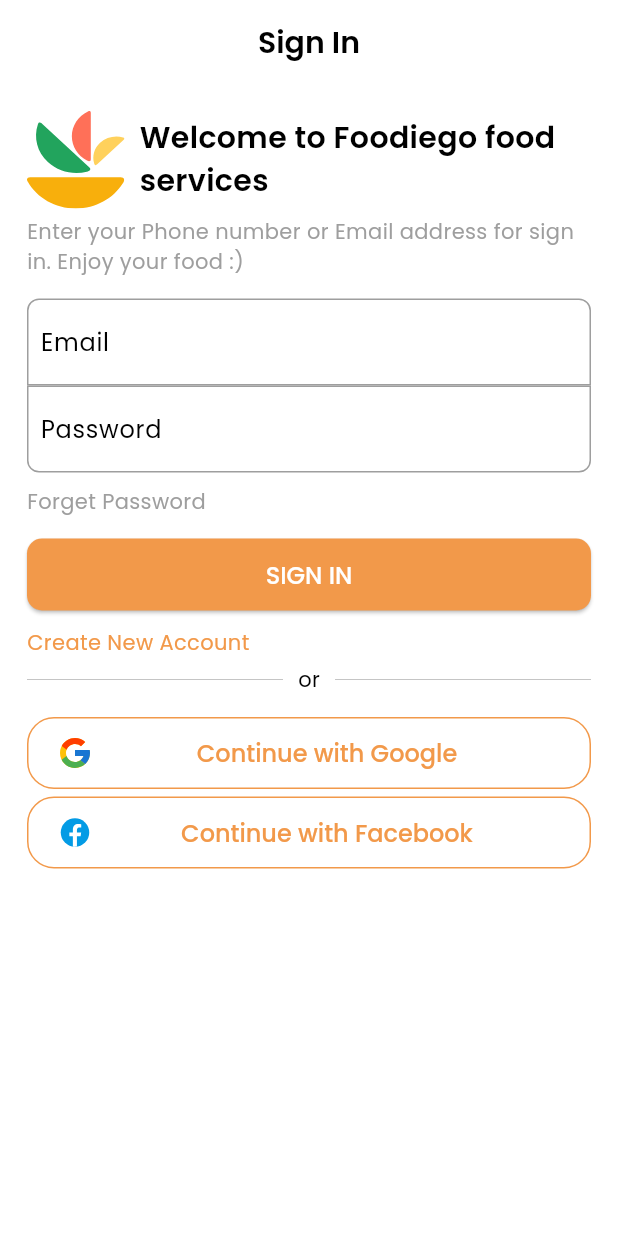
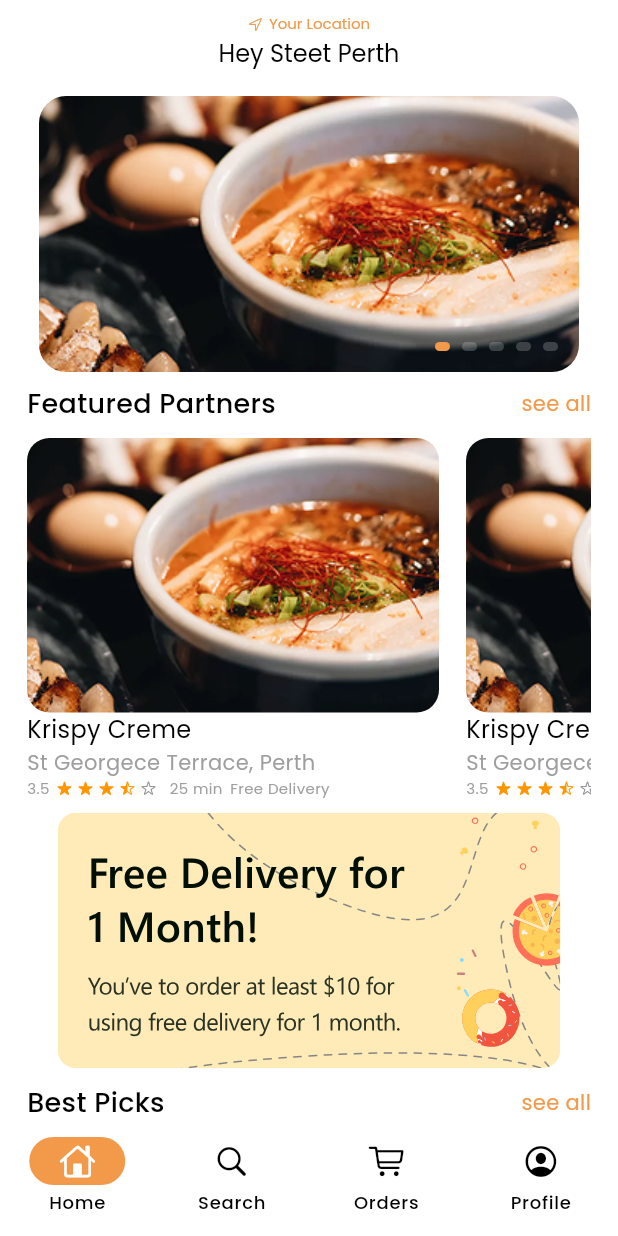
Before and after one commit to HamzaZahid29/foodiego, a Flutter app: the SignInPage screen opened by its route, after a tap on "SIGN IN", on a phone screen of 412 x 824 dp. Run offline on Flutter 3.47's test engine with Material 3 defaults, Android fonts, the light colour scheme and no system bars; drawn by our look-alikes of smooth_page_indicator; our stand-ins replace flutter_svg, go_router, google_fonts, lottie; missing offline and left inert: parallax_cards.

Commit message:
added additional photos

```diff
--- a/lib/core/app_router.dart
+++ b/lib/core/app_router.dart
@@ -3,7 +3,12 @@ import 'package:foodiego/views/pages/authentication/sign_in_page.dart';
 import 'package:foodiego/views/pages/authentication/sign_up_page.dart';
 import 'package:foodiego/views/pages/onboarding/onboarding_page.dart';
 import 'package:foodiego/views/pages/onboarding/welcome_page.dart';
+import 'package:foodiego/views/pages/orders/orders_page.dart';
+import 'package:foodiego/views/pages/profile/profile_page.dart';
 import 'package:go_router/go_router.dart';
+import '../views/pages/home/home_page.dart';
+import '../views/pages/layout_scaffold/layout_scaffold.dart';
+import '../views/pages/search/search_page.dart';
 import 'app_static_route_paths.dart';
 
 final _rootNavigatorKey = GlobalKey<NavigatorState>(debugLabel: 'root');
@@ -40,4 +45,47 @@ final router = GoRouter(
           child: SignUpPage(),
         ),
       ),
+      StatefulShellRoute.indexedStack(
+        builder: (context, state, navigationShell) => LayoutScaffold(
+          navigationShell: navigationShell,
+        ),
+        branches: [
+          StatefulShellBranch(
+            routes: [
+              GoRoute(
+                name: AppStaticRoutePaths.homePage,
+                path: AppStaticRoutePaths.homePage,
+                builder: (context, state) => const HomePage(),
+              ),
+            ],
+          ),
+          StatefulShellBranch(
+            routes: [
+              GoRoute(
+                name: AppStaticRoutePaths.searchPage,
+                path: AppStaticRoutePaths.searchPage,
+                builder: (context, state) => const SearchPage(),
+              ),
+            ],
+          ),
+          StatefulShellBranch(
+            routes: [
+              GoRoute(
+                name: AppStaticRoutePaths.ordersPage,
+                path: AppStaticRoutePaths.ordersPage,
+                builder: (context, state) => const OrdersPage(),
+              ),
+            ],
+          ),
+          StatefulShellBranch(
+            routes: [
+              GoRoute(
+                path: AppStaticRoutePaths.profilePage,
+                name: AppStaticRoutePaths.profilePage,
+                builder: (context, state) => const ProfilePage(),
+              ),
+            ],
+          ),
+        ],
+      ),
     ]);
--- a/lib/core/app_static_route_paths.dart
+++ b/lib/core/app_static_route_paths.dart
@@ -4,4 +4,8 @@ class AppStaticRoutePaths {
   static const String onBoardingPage = '/onBoardingPage';
   static const String signUpPage = '/signUpPage';
   static const String signInPage = '/signInPage';
+  static const String homePage = '/homePage';
+  static const String searchPage = '/searchPage';
+  static const String ordersPage = '/ordersPage';
+  static const String profilePage = '/profilePage';
 }
--- a/lib/core/app_text_styles.dart
+++ b/lib/core/app_text_styles.dart
@@ -29,21 +29,31 @@ class AppTextStyles {
         fontWeight: FontWeight.w400,
         color: Colors.grey,
       );
+
+  static TextStyle get captionPrimary => GoogleFonts.poppins(
+        fontSize: 14,
+        fontWeight: FontWeight.w400,
+        color: AppThemes.primaryColor,
+      );
+
   static TextStyle get captionDark => GoogleFonts.poppins(
         fontSize: 14,
         fontWeight: FontWeight.w400,
         color: Colors.black,
       );
+
   static TextStyle get micro => GoogleFonts.poppins(
         fontSize: 10,
         fontWeight: FontWeight.w400,
         color: Colors.grey,
       );
+
   static TextStyle get microDark => GoogleFonts.poppins(
         fontSize: 10,
         fontWeight: FontWeight.w400,
         color: Colors.black,
       );
+
   static TextStyle get microPrimary => GoogleFonts.poppins(
         fontSize: 10,
         fontWeight: FontWeight.w400,
--- /dev/null
+++ b/lib/core/widgets/star_rating_widget.dart
@@ -0,0 +1,33 @@
+import 'package:flutter/cupertino.dart';
+class StarRating extends StatelessWidget {
+  final double size;
+  final double rating;  // Rating value (0.0 to 5.0)
+
+  StarRating( {required this.rating, this.size = 10,});
+
+  @override
+  Widget build(BuildContext context) {
+    List<Widget> stars = [];
+
+    for (int i = 1; i <= 5; i++) {
+      if (rating >= i) {
+        // Full star
+        stars.add(Icon(CupertinoIcons.star_fill, color: CupertinoColors.activeOrange, size: size));
+      } else if (rating > i - 1 && rating < i) {
+        // Half star
+        stars.add(Icon(CupertinoIcons.star_lefthalf_fill, color: CupertinoColors.activeOrange, size: size));
+      } else {
+        // Empty star
+        stars.add(Icon(CupertinoIcons.star, color: CupertinoColors.systemGrey, size: size));
+      }
+
+      // Add space between stars
+      stars.add(SizedBox(width: 4));
+    }
+
+    return Row(
+      mainAxisSize: MainAxisSize.min,
+      children: stars,
+    );
+  }
+}
--- a/lib/views/pages/authentication/sign_in_page.dart
+++ b/lib/views/pages/authentication/sign_in_page.dart
@@ -88,7 +88,9 @@ class _SignInPageState extends State<SignInPage> {
                 height: 5,
               ),
               AppElevatedButton(
-                  title: 'SIGN IN', voidCallback: () {}, isLoading: false),
+                  title: 'SIGN IN', voidCallback: () {
+                    context.goNamed(AppStaticRoutePaths.homePage);
+              }, isLoading: false),
               SizedBox(
                 height: 1,
               ),
--- /dev/null
+++ b/lib/views/pages/home/home_page.dart
@@ -0,0 +1,196 @@
+import 'package:flutter/cupertino.dart';
+import 'package:flutter/material.dart';
+import 'package:flutter_svg/flutter_svg.dart';
+import 'package:foodiego/core/app_text_styles.dart';
+import 'package:foodiego/core/app_themes.dart';
+import 'package:foodiego/core/widgets/star_rating_widget.dart';
+import 'package:parallax_cards/parallax_cards.dart';
+import 'package:smooth_page_indicator/smooth_page_indicator.dart';
+
+class HomePage extends StatelessWidget {
+  const HomePage({super.key});
+
+  @override
+  Widget build(BuildContext context) {
+    PageController pageController = PageController();
+    return Scaffold(
+      appBar: AppBar(
+        title: Column(
+          children: [
+            Row(
+              spacing: 4,
+              mainAxisAlignment: MainAxisAlignment.center,
+              children: [
+                Icon(CupertinoIcons.location, size: 10, color: AppThemes.primaryColor,),
+                Text('Your Location', style: AppTextStyles.microPrimary,),
+              ],
+            ),
+            Text('Hey Steet Perth', style: AppTextStyles.bodyText,),
+          ],
+        ),
+
+      ),
+      body: Padding(
+        padding: EdgeInsets.symmetric(horizontal: 18),
+        child: SafeArea(
+          child: SingleChildScrollView(
+            child: Column(
+              children: [
+                SizedBox(
+                  height: 200,
+                  child: Stack(
+                    children: [
+                      PageView(
+                        controller: pageController,
+                        children: [
+                          PageViewWidget(),
+                          PageViewWidget(),
+                          PageViewWidget(),
+                          PageViewWidget(),
+                          PageViewWidget(),
+                        ],
+                      ),
+                      Padding(
+                        padding: const EdgeInsets.all(22.0),
+                        child: Align(
+                            alignment: Alignment.bottomRight,
+                            child: SmoothPageIndicator(
+                                effect: SlideEffect(
+                                    spacing: 8.0,
+                                    radius: 4.0,
+                                    dotWidth: 10.0,
+                                    dotHeight: 6.0,
+                                    strokeWidth: 1.5,
+                                    dotColor:
+                                        Colors.white.withValues(alpha: 0.2),
+                                    activeDotColor: AppThemes.primaryColor),
+                                controller: pageController,
+                                count: 5)),
+                      ),
+                    ],
+                  ),
+                ),
+                Row(
+                  mainAxisAlignment: MainAxisAlignment.spaceBetween,
+                  children: [
+                    Text(
+                      'Featured Partners',
+                      style: AppTextStyles.heading3,
+                    ),
+                    Text(
+                      'see all',
+                      style: AppTextStyles.captionPrimary,
+                    ),
+                  ],
+                ),
+                SizedBox(height: 10,),
+                SizedBox(
+                  height: 240,
+                  child: ListView(
+                    scrollDirection:Axis.horizontal,
+                    children: [
+                      CarouselListTile(),
+                      CarouselListTile(),
+                      CarouselListTile(),
+                      CarouselListTile(),
+                      CarouselListTile(),
+                    ],
+                  ),
+                ),
+                SizedBox(height: 10,),
+                SvgPicture.asset('lib/assets/svg/banner.svg',fit: BoxFit.cover,),
+                SizedBox(height: 10,),
+
+                Row(
+                  mainAxisAlignment: MainAxisAlignment.spaceBetween,
+                  children: [
+                    Text(
+                      'Best Picks',
+                      style: AppTextStyles.heading3,
+                    ),
+                    Text(
+                      'see all',
+                      style: AppTextStyles.captionPrimary,
+                    ),
+                  ],
+                ),
+                SizedBox(height: 10,),
+                SizedBox(
+                  height: 240,
+                  child: ListView(
+                    scrollDirection:Axis.horizontal,
+                    children: [
+                      CarouselListTile(),
+                      CarouselListTile(),
+                      CarouselListTile(),
+                      CarouselListTile(),
+                      CarouselListTile(),
+                    ],
+                  ),
+                ),
+              ],
+            ),
+          ),
+        ),
+      ),
+    );
+  }
+}
+
+class PageViewWidget extends StatelessWidget {
+  const PageViewWidget({super.key});
+
+  @override
+  Widget build(BuildContext context) {
+    return Padding(
+      padding: const EdgeInsets.all(8.0),
+      child: ClipRRect(
+          borderRadius: BorderRadius.circular(18),
+          child: Image.asset(
+            'lib/assets/svg/pic1.png',
+            fit: BoxFit.cover,
+          )),
+    );
+  }
+}
+
+class CarouselListTile extends StatelessWidget {
+  const CarouselListTile({super.key});
+
+  @override
+  Widget build(BuildContext context) {
+    return Padding(
+      padding: const EdgeInsets.only(right: 18),
+      child: Column(
+        crossAxisAlignment: CrossAxisAlignment.start,
+        children: [
+          Expanded(
+            child: Container(
+              width: MediaQuery.of(context).size.width / 1.5,
+              decoration: BoxDecoration(
+                  borderRadius: BorderRadius.circular(15),
+                  image: DecorationImage(
+                      image: AssetImage(
+                        'lib/assets/svg/pic1.png',
+                      ),
+                      fit: BoxFit.cover)),
+            ),
+          ),
+          Text('Krispy Creme', style: AppTextStyles.bodyText,),
+          Text('St Georgece Terrace, Perth', style: AppTextStyles.caption,),
+          Row(
+            crossAxisAlignment: CrossAxisAlignment.center,
+            spacing: 5,
+            children: [
+              Text('3.5', style: AppTextStyles.micro,),
+              StarRating(rating: 3.5),
+              Text('25 min', style: AppTextStyles.micro,),
+              Text('Free Delivery', style: AppTextStyles.micro,),
+
+            ],
+          )
+        ],
+      ),
+    );
+  }
+}
--- /dev/null
+++ b/lib/views/pages/layout_scaffold/destinations.dart
@@ -0,0 +1,17 @@
+
+import 'package:flutter/cupertino.dart';
+import 'package:flutter/material.dart';
+
+class Destination {
+  const Destination({required this.label, required this.icon});
+
+  final String label;
+  final IconData icon;
+}
+
+final destinations = [
+  Destination(label: 'Home', icon: CupertinoIcons.home),
+  Destination(label: 'Search', icon: CupertinoIcons.search),
+  Destination(label: 'Orders', icon: CupertinoIcons.cart),
+  Destination(label: 'Profile', icon: CupertinoIcons.profile_circled),
+];
--- /dev/null
+++ b/lib/views/pages/layout_scaffold/layout_scaffold.dart
@@ -0,0 +1,32 @@
+import 'package:flutter/material.dart';
+import 'package:go_router/go_router.dart';
+import 'destinations.dart';
+
+class LayoutScaffold extends StatelessWidget {
+  const LayoutScaffold({
+    required this.navigationShell,
+    Key? key,
+  }) : super(key: key ?? const ValueKey<String>('LayoutScaffold'));
+  final StatefulNavigationShell navigationShell;
+
+  @override
+  Widget build(BuildContext context) {
+
+    return Scaffold(
+      body: navigationShell,
+      bottomNavigationBar: NavigationBar(
+        selectedIndex: navigationShell.currentIndex,
+        onDestinationSelected: navigationShell.goBranch,
+        indicatorColor: Theme.of(context).primaryColor,
+        destinations: destinations
+            .map((destination) => NavigationDestination(
+                  icon: Icon(destination.icon),
+                  label: destination.label,
+                  selectedIcon: Icon(destination.icon, color: Colors.white),
+                ))
+            .toList(),
+      ),
+
+    );
+  }
+}
--- /dev/null
+++ b/lib/views/pages/orders/orders_page.dart
@@ -0,0 +1,9 @@
+import 'package:flutter/material.dart';
+class OrdersPage extends StatelessWidget {
+  const OrdersPage({super.key});
+
+  @override
+  Widget build(BuildContext context) {
+    return const Placeholder();
+  }
+}
--- /dev/null
+++ b/lib/views/pages/profile/profile_page.dart
@@ -0,0 +1,9 @@
+import 'package:flutter/material.dart';
+class ProfilePage extends StatelessWidget {
+  const ProfilePage({super.key});
+
+  @override
+  Widget build(BuildContext context) {
+    return const Placeholder();
+  }
+}
--- /dev/null
+++ b/lib/views/pages/search/search_page.dart
@@ -0,0 +1,105 @@
+import 'package:flutter/cupertino.dart';
+import 'package:flutter/material.dart';
+
+import '../../../core/app_text_styles.dart';
+import '../home/home_page.dart';
+
+class SearchPage extends StatelessWidget {
+  const SearchPage({super.key});
+
+  @override
+  Widget build(BuildContext context) {
+    TextEditingController textEditingController = TextEditingController();
+    return Scaffold(
+      appBar: AppBar(
+        title: Text('Search'),
+      ),
+      body: SafeArea(
+        child: Padding(
+          padding: const EdgeInsets.all(18.0),
+          child: SingleChildScrollView(
+            child: Column(
+              children: [
+                CupertinoSearchTextField(
+                  controller: textEditingController,
+                  onChanged: (query) {
+                    // setState(() {
+                    //   _searchQuery = query;
+                    // });
+                  },
+                  placeholder: 'Search Messages',
+                  padding: EdgeInsets.symmetric(horizontal: 12.0, vertical: 10),
+                  onSubmitted: (value) {
+                    print("Search for: $value");
+                  },
+                ),
+                SizedBox(height: 10,),
+                Row(
+                  mainAxisAlignment: MainAxisAlignment.spaceBetween,
+                  children: [
+                    Text(
+                      'Recent Searches',
+                      style: AppTextStyles.heading3,
+                    ),
+                    Text(
+                      'clear all',
+                      style: AppTextStyles.captionPrimary,
+                    ),
+                  ],
+                ),
+                SearchTile(),
+                SearchTile(),
+                SearchTile(),
+                Row(
+                  mainAxisAlignment: MainAxisAlignment.spaceBetween,
+                  children: [
+                    Text(
+                      'Top Picks',
+                      style: AppTextStyles.heading3,
+                    ),
+                    Text(
+                      'see all',
+                      style: AppTextStyles.captionPrimary,
+                    ),
+                  ],
+                ),
+                SizedBox(height: 10,),
+                SizedBox(
+                  height: 240,
+                  child: ListView(
+                    scrollDirection:Axis.horizontal,
+                    children: [
+                      CarouselListTile(),
+                      CarouselListTile(),
+                      CarouselListTile(),
+                      CarouselListTile(),
+                      CarouselListTile(),
+                    ],
+                  ),
+                ),
+              ],
+            ),
+          ),
+        ),
+      ),
+    );
+  }
+}
+
+class SearchTile extends StatelessWidget {
+  const SearchTile({super.key});
+
+  @override
+  Widget build(BuildContext context) {
+    return Padding(
+      padding: const EdgeInsets.all(8.0),
+      child: Row(
+        spacing: 10,
+        children: [
+          Icon(CupertinoIcons.search,),
+          Text('Subway'),
+        ],
+      ),
+    );
+  }
+}
--- a/pubspec.yaml
+++ b/pubspec.yaml
@@ -39,6 +39,8 @@ dependencies:
   provider: ^6.1.2
   flutter_svg: ^2.0.17
   lottie: ^3.3.1
+  smooth_page_indicator: ^1.2.1
+  parallax_cards: ^1.0.2
 
 dev_dependencies:
   flutter_test:
```
Also changed, not shown: lib/assets/svg/banner.svg (added), lib/assets/svg/pic1.png (added), pubspec.lock. Lines whose indentation alone changed are shown as unchanged.
